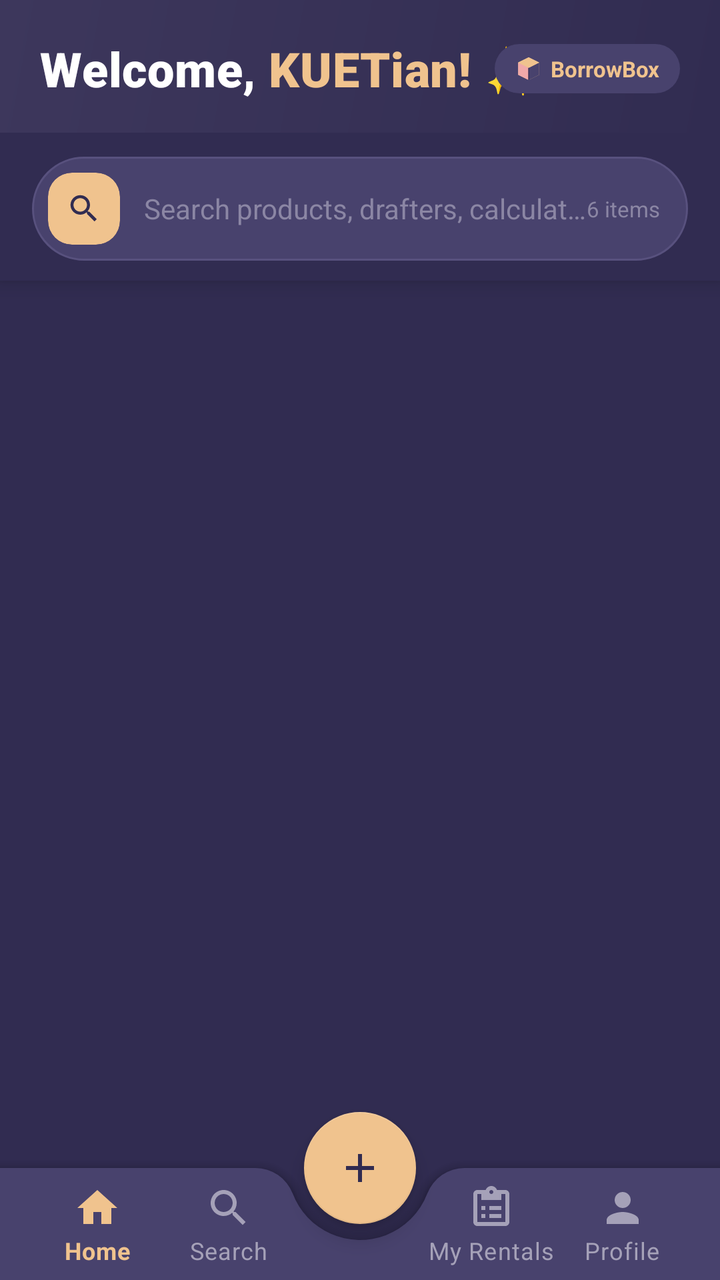
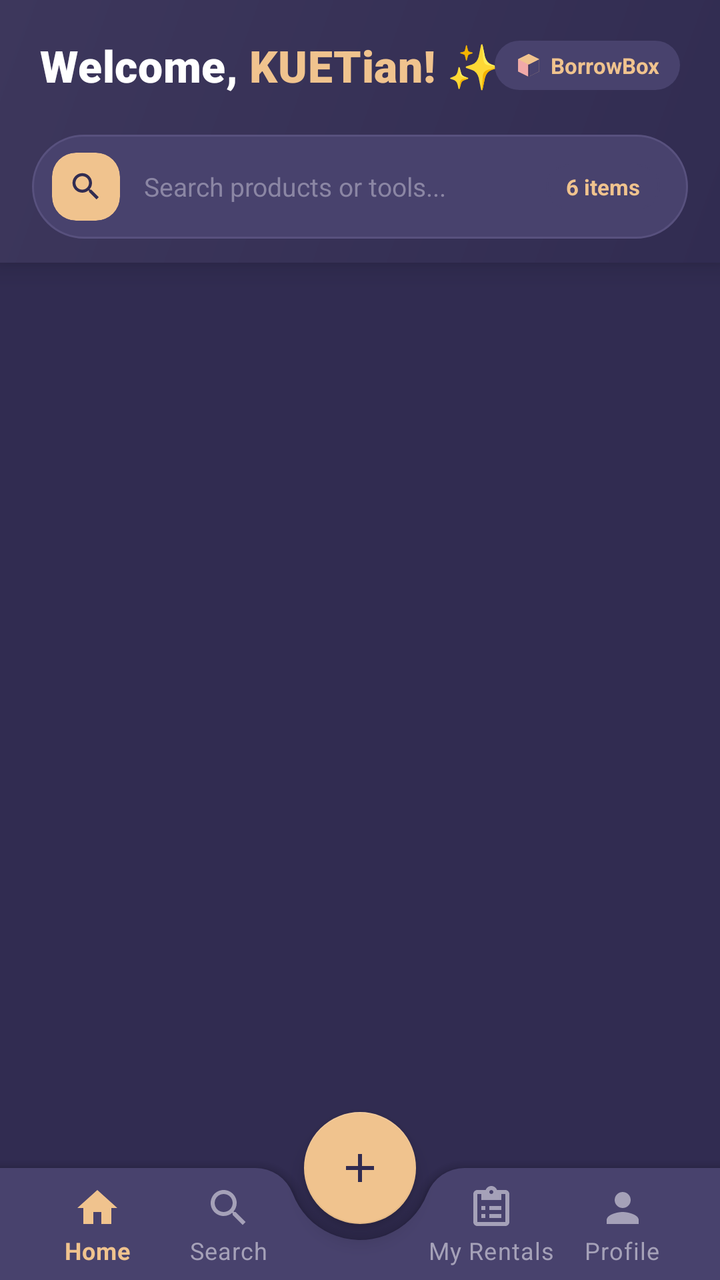

An Android layout rendered at two revisions. The XML below is the earlier revision; the diff shows what the commit changed to produce the second picture.
<!-- AndroidManifest.xml: application theme Theme.BorrowBox -->
<!-- res/layout/activity_main.xml -->
<?xml version="1.0" encoding="utf-8"?>
<androidx.coordinatorlayout.widget.CoordinatorLayout
    xmlns:android="http://schemas.android.com/apk/res/android"
    xmlns:app="http://schemas.android.com/apk/res-auto"
    android:id="@+id/coordinatorRoot"
    android:layout_width="match_parent"
    android:layout_height="match_parent"
    android:background="@color/screen_bg"
    android:fitsSystemWindows="true">

    
    <LinearLayout
        android:id="@+id/fixedTopContainer"
        android:layout_width="match_parent"
        android:layout_height="wrap_content"
        android:orientation="vertical"
        android:elevation="6dp"
        android:background="@color/screen_bg"
        android:paddingBottom="10dp">

        
        <androidx.constraintlayout.widget.ConstraintLayout
            android:id="@+id/homeHeaderPanel"
            android:layout_width="match_parent"
            android:layout_height="wrap_content"
            android:background="@drawable/bg_home_header"
            android:paddingHorizontal="20dp"
            android:paddingTop="18dp"
            android:paddingBottom="16dp">

            
            <TextView
                android:id="@+id/tvWelcomePrefix"
                android:layout_width="wrap_content"
                android:layout_height="wrap_content"
                android:text="Welcome, "
                android:textColor="@color/light_text_primary"
                android:textSize="24sp"
                android:textStyle="bold"
                android:fontFamily="sans-serif-black"
                android:letterSpacing="0.01"
                app:layout_constraintStart_toStartOf="parent"
                app:layout_constraintTop_toTopOf="parent"
                app:layout_constraintBottom_toBottomOf="parent" />

            
            <TextView
                android:id="@+id/tvWelcomeKuetian"
                android:layout_width="wrap_content"
                android:layout_height="wrap_content"
                android:text="KUETian! ✨"
                android:textColor="@color/peach_accent"
                android:textSize="24sp"
                android:textStyle="bold"
                android:fontFamily="sans-serif-black"
                android:letterSpacing="0.01"
                app:layout_constraintStart_toEndOf="@id/tvWelcomePrefix"
                app:layout_constraintTop_toTopOf="@id/tvWelcomePrefix"
                app:layout_constraintBottom_toBottomOf="@id/tvWelcomePrefix" />

            
            <LinearLayout
                android:id="@+id/headerBadge"
                android:layout_width="wrap_content"
                android:layout_height="wrap_content"
                android:background="@drawable/bg_status_available"
                android:backgroundTint="@color/card_bg"
                android:orientation="horizontal"
                android:gravity="center_vertical"
                android:paddingHorizontal="10dp"
                android:paddingVertical="5dp"
                app:layout_constraintEnd_toEndOf="parent"
                app:layout_constraintTop_toTopOf="parent"
                app:layout_constraintBottom_toBottomOf="parent">

                <ImageView
                    android:layout_width="14dp"
                    android:layout_height="14dp"
                    android:src="@drawable/ic_box"
                    android:contentDescription="Status icon" />

                <TextView
                    android:id="@+id/tvUserStatus"
                    android:layout_width="wrap_content"
                    android:layout_height="wrap_content"
                    android:layout_marginStart="4dp"
                    android:text="BorrowBox"
                    android:textColor="@color/peach_accent"
                    android:textSize="11sp"
                    android:textStyle="bold" />
            </LinearLayout>

        </androidx.constraintlayout.widget.ConstraintLayout>

        
        <LinearLayout
            android:id="@+id/cardSearchBar"
            android:layout_width="match_parent"
            android:layout_height="52dp"
            android:layout_marginHorizontal="16dp"
            android:layout_marginTop="12dp"
            android:background="@drawable/bg_search_pill"
            android:orientation="horizontal"
            android:gravity="center_vertical"
            android:paddingHorizontal="8dp"
            android:clickable="true"
            android:focusable="true">

            
            <com.google.android.material.card.MaterialCardView
                android:layout_width="36dp"
                android:layout_height="36dp"
                app:cardCornerRadius="12dp"
                app:cardElevation="0dp"
                app:strokeWidth="0dp"
                app:cardBackgroundColor="@color/peach_accent">

                <ImageView
                    android:layout_width="18dp"
                    android:layout_height="18dp"
                    android:layout_gravity="center"
                    android:src="@drawable/ic_search"
                    android:contentDescription="Search"
                    app:tint="@color/dark_text" />
            </com.google.android.material.card.MaterialCardView>

            
            <TextView
                android:id="@+id/tvSearchHint"
                android:layout_width="0dp"
                android:layout_height="match_parent"
                android:layout_weight="1"
                android:layout_marginStart="12dp"
                android:gravity="center_vertical"
                android:text="Search products, drafters, calculators..."
                android:textColor="@color/light_text_muted"
                android:textSize="14sp"
                android:singleLine="true"
                android:ellipsize="end" />

            
            <TextView
                android:id="@+id/tvItemCount"
                android:layout_width="wrap_content"
                android:layout_height="wrap_content"
                android:layout_marginEnd="6dp"
                android:text="6 items"
                android:textColor="@color/light_text_muted"
                android:textSize="11sp" />

        </LinearLayout>

    </LinearLayout>

    
    
    <androidx.recyclerview.widget.RecyclerView
        android:id="@+id/recyclerViewProducts"
        android:layout_width="match_parent"
        android:layout_height="match_parent"
        android:clipToPadding="false"
        android:paddingTop="162dp"
        android:paddingBottom="96dp"
        android:overScrollMode="never" />

    
    <com.google.android.material.bottomappbar.BottomAppBar
        android:id="@+id/bottomAppBar"
        android:layout_width="match_parent"
        android:layout_height="wrap_content"
        android:layout_gravity="bottom"
        app:fabCradleMargin="8dp"
        app:fabCradleRoundedCornerRadius="20dp"
        app:fabAlignmentMode="center"
        app:backgroundTint="@color/card_bg"
        app:elevation="8dp">

        <com.google.android.material.bottomnavigation.BottomNavigationView
            android:id="@+id/bottomNavigation"
            android:layout_width="match_parent"
            android:layout_height="wrap_content"
            android:layout_marginEnd="16dp"
            android:background="@android:color/transparent"
            app:elevation="0dp"
            app:itemIconTint="@color/nav_item_color"
            app:itemTextColor="@color/nav_item_color"
            app:labelVisibilityMode="labeled"
            app:menu="@menu/bottom_nav_menu" />

    </com.google.android.material.bottomappbar.BottomAppBar>

    
    <com.google.android.material.floatingactionbutton.FloatingActionButton
        android:id="@+id/fabAddItem"
        android:layout_width="wrap_content"
        android:layout_height="wrap_content"
        android:contentDescription="Add Item"
        android:src="@drawable/ic_add"
        app:backgroundTint="@color/peach_accent"
        app:tint="@color/dark_text"
        app:elevation="6dp"
        app:layout_anchor="@id/bottomAppBar" />

</androidx.coordinatorlayout.widget.CoordinatorLayout>
<!-- resources referenced by this layout -->
<resources>
  <color name="card_bg">#48426D</color>
  <color name="dark_text">#312C51</color>
  <color name="light_text_muted">#8B86A4</color>
  <color name="light_text_primary">#FFFFFF</color>
  <color name="peach_accent">#F0C38E</color>
  <color name="screen_bg">#312C51</color>
  <!-- drawable bg_home_header (drawable) -->
  <?xml version="1.0" encoding="utf-8"?>
  <shape xmlns:android="http://schemas.android.com/apk/res/android"
      android:shape="rectangle">
      <gradient
          android:startColor="#312C51"
          android:endColor="#3D375C"
          android:angle="135"
          android:type="linear" />
  </shape>
  <!-- drawable bg_search_pill (drawable) -->
  <?xml version="1.0" encoding="utf-8"?>
  <shape xmlns:android="http://schemas.android.com/apk/res/android"
      android:shape="rectangle">
      <solid android:color="#48426D" />
      <corners android:radius="28dp" />
      <stroke android:width="1dp" android:color="#58517E" />
  </shape>
  <style name="Theme.BorrowBox" parent="Theme.MaterialComponents.DayNight.NoActionBar">
          
          <item name="colorPrimary">@color/screen_bg</item>
          <item name="colorPrimaryVariant">#24203D</item>
          <item name="colorOnPrimary">@color/light_text_primary</item>
  
          <item name="colorSecondary">@color/card_bg</item>
          <item name="colorSecondaryVariant">@color/card_border</item>
          <item name="colorOnSecondary">@color/light_text_primary</item>
  
          <item name="colorAccent">@color/peach_accent</item>
  
          
          <item name="android:statusBarColor">@color/screen_bg</item>
          <item name="android:windowBackground">@color/screen_bg</item>
          <item name="android:textColorPrimary">@color/light_text_primary</item>
          <item name="android:textColorSecondary">@color/light_text_secondary</item>
  
          
          <item name="cardViewStyle">@style/Widget.BorrowBox.CardView</item>
          <item name="materialButtonStyle">@style/Widget.BorrowBox.Button.Peach</item>
          <item name="materialAlertDialogTheme">@style/ThemeOverlay.BorrowBox.Dialog</item>
      </style>
  <color name="primary">#312C51</color>
  <color name="accent">#F0C38E</color>
  <color name="supporting">#F1A9A9</color>
  <color name="secondary">#48426D</color>
  <color name="text_secondary">#A5A1B8</color>
  <color name="card_border">#58517E</color>
  <color name="light_text_secondary">#A5A1B8</color>
  <style name="ShapeAppearance.BorrowBox.RoundedCard" parent="">
          <item name="cornerSize">22dp</item>
          <item name="cornerFamily">rounded</item>
      </style>
  <style name="ShapeAppearance.BorrowBox.Pill" parent="">
          <item name="cornerSize">24dp</item>
          <item name="cornerFamily">rounded</item>
      </style>
  <style name="Widget.BorrowBox.DialogButton.Positive" parent="Widget.MaterialComponents.Button.TextButton">
          <item name="android:textColor">@color/peach_accent</item>
          <item name="android:textStyle">bold</item>
      </style>
  <style name="Widget.BorrowBox.DialogButton.Negative" parent="Widget.MaterialComponents.Button.TextButton">
          <item name="android:textColor">@color/light_text_secondary</item>
      </style>
  <!-- unchanged entries left out for length: 7 -->
</resources>

<!-- the commit's change to res/layout/activity_main.xml (unified diff, before → after) -->
@@ -6,7 +6,7 @@
     android:layout_width="match_parent"
     android:layout_height="match_parent"
     android:background="@color/screen_bg"
-    android:fitsSystemWindows="true">
+    android:fitsSystemWindows="false">
 
     
     <LinearLayout
@@ -14,19 +14,18 @@
         android:layout_width="match_parent"
         android:layout_height="wrap_content"
         android:orientation="vertical"
-        android:elevation="6dp"
-        android:background="@color/screen_bg"
-        android:paddingBottom="10dp">
+        android:elevation="8dp"
+        android:background="@drawable/bg_home_header"
+        android:paddingBottom="12dp">
 
         
         <androidx.constraintlayout.widget.ConstraintLayout
             android:id="@+id/homeHeaderPanel"
             android:layout_width="match_parent"
             android:layout_height="wrap_content"
-            android:background="@drawable/bg_home_header"
             android:paddingHorizontal="20dp"
             android:paddingTop="18dp"
-            android:paddingBottom="16dp">
+            android:paddingBottom="12dp">
 
             
             <TextView
@@ -35,7 +34,7 @@
                 android:layout_height="wrap_content"
                 android:text="Welcome, "
                 android:textColor="@color/light_text_primary"
-                android:textSize="24sp"
+                android:textSize="22sp"
                 android:textStyle="bold"
                 android:fontFamily="sans-serif-black"
                 android:letterSpacing="0.01"
@@ -50,7 +49,7 @@
                 android:layout_height="wrap_content"
                 android:text="KUETian! ✨"
                 android:textColor="@color/peach_accent"
-                android:textSize="24sp"
+                android:textSize="22sp"
                 android:textStyle="bold"
                 android:fontFamily="sans-serif-black"
                 android:letterSpacing="0.01"
@@ -98,18 +97,18 @@
             android:layout_width="match_parent"
             android:layout_height="52dp"
             android:layout_marginHorizontal="16dp"
-            android:layout_marginTop="12dp"
+            android:layout_marginTop="8dp"
             android:background="@drawable/bg_search_pill"
             android:orientation="horizontal"
             android:gravity="center_vertical"
-            android:paddingHorizontal="8dp"
+            android:paddingHorizontal="10dp"
             android:clickable="true"
             android:focusable="true">
 
             
             <com.google.android.material.card.MaterialCardView
-                android:layout_width="36dp"
-                android:layout_height="36dp"
+                android:layout_width="34dp"
+                android:layout_height="34dp"
                 app:cardCornerRadius="12dp"
                 app:cardElevation="0dp"
                 app:strokeWidth="0dp"
@@ -132,9 +131,9 @@
                 android:layout_weight="1"
                 android:layout_marginStart="12dp"
                 android:gravity="center_vertical"
-                android:text="Search products, drafters, calculators..."
+                android:text="Search products or tools..."
                 android:textColor="@color/light_text_muted"
-                android:textSize="14sp"
+                android:textSize="13sp"
                 android:singleLine="true"
                 android:ellipsize="end" />
 
@@ -143,24 +142,78 @@
                 android:id="@+id/tvItemCount"
                 android:layout_width="wrap_content"
                 android:layout_height="wrap_content"
-                android:layout_marginEnd="6dp"
+                android:layout_marginStart="8dp"
+                android:layout_marginEnd="4dp"
+                android:background="@drawable/bg_chip"
+                android:backgroundTint="@color/card_bg"
+                android:paddingHorizontal="10dp"
+                android:paddingVertical="4dp"
                 android:text="6 items"
-                android:textColor="@color/light_text_muted"
-                android:textSize="11sp" />
+                android:textColor="@color/peach_accent"
+                android:textSize="11sp"
+                android:textStyle="bold" />
 
         </LinearLayout>
 
+        
+        <com.google.android.material.card.MaterialCardView
+            android:id="@+id/cardVerificationBanner"
+            android:layout_width="match_parent"
+            android:layout_height="wrap_content"
+            android:layout_marginHorizontal="16dp"
+            android:layout_marginTop="8dp"
+            android:visibility="gone"
+            app:cardCornerRadius="14dp"
+            app:cardElevation="2dp"
+            app:cardBackgroundColor="@color/card_bg"
+            app:strokeColor="@color/pink_supporting"
+            app:strokeWidth="1dp">
+
+            <LinearLayout
+                android:layout_width="match_parent"
+                android:layout_height="wrap_content"
+                android:orientation="horizontal"
+                android:gravity="center_vertical"
+                android:paddingHorizontal="14dp"
+                android:paddingVertical="8dp">
+
+                <TextView
+                    android:layout_width="wrap_content"
+                    android:layout_height="wrap_content"
+                    android:text="⚠️"
+                    android:textSize="14sp" />
+
+                <TextView
+                    android:layout_width="0dp"
+                    android:layout_height="wrap_content"
+                    android:layout_weight="1"
+                    android:layout_marginStart="8dp"
+                    android:text="Verify KUET email to unlock renting."
+                    android:textColor="@color/pink_supporting"
+                    android:textSize="12sp"
+                    android:textStyle="bold" />
+
+                <TextView
+                    android:id="@+id/btnBannerVerify"
+                    android:layout_width="wrap_content"
+                    android:layout_height="wrap_content"
+                    android:text="Verify Now →"
+                    android:textColor="@color/peach_accent"
+                    android:textSize="12sp"
+                    android:textStyle="bold" />
+            </LinearLayout>
+        </com.google.android.material.card.MaterialCardView>
+
     </LinearLayout>
 
-    
     
     <androidx.recyclerview.widget.RecyclerView
         android:id="@+id/recyclerViewProducts"
         android:layout_width="match_parent"
         android:layout_height="match_parent"
         android:clipToPadding="false"
-        android:paddingTop="162dp"
-        android:paddingBottom="96dp"
+        android:paddingTop="150dp"
+        android:paddingBottom="100dp"
         android:overScrollMode="never" />
 
     
<!-- resource entries referenced after the edit -->
@@ -5,7 +5,17 @@
   <color name="light_text_muted">#8B86A4</color>
   <color name="light_text_primary">#FFFFFF</color>
   <color name="peach_accent">#F0C38E</color>
+  <color name="pink_supporting">#F1A9A9</color>
   <color name="screen_bg">#312C51</color>
+  <!-- drawable bg_chip (drawable) -->
+  <shape xmlns:android="http://schemas.android.com/apk/res/android"
+      android:shape="rectangle">
+      <solid android:color="@color/white" />
+      <corners android:radius="20dp" />
+      <stroke
+          android:width="1dp"
+          android:color="@color/border_color" />
+  </shape>
   <!-- drawable bg_home_header (drawable) -->
   <?xml version="1.0" encoding="utf-8"?>
   <shape xmlns:android="http://schemas.android.com/apk/res/android"
@@ -38,6 +48,7 @@
   
           
           <item name="android:statusBarColor">@color/screen_bg</item>
+          <item name="android:navigationBarColor">@android:color/transparent</item>
           <item name="android:windowBackground">@color/screen_bg</item>
           <item name="android:textColorPrimary">@color/light_text_primary</item>
           <item name="android:textColorSecondary">@color/light_text_secondary</item>
@@ -47,6 +58,8 @@
           <item name="materialButtonStyle">@style/Widget.BorrowBox.Button.Peach</item>
           <item name="materialAlertDialogTheme">@style/ThemeOverlay.BorrowBox.Dialog</item>
       </style>
+  <color name="white">#FFFFFF</color>
+  <color name="border_color">#58517E</color>
   <color name="primary">#312C51</color>
   <color name="accent">#F0C38E</color>
   <color name="supporting">#F1A9A9</color>
